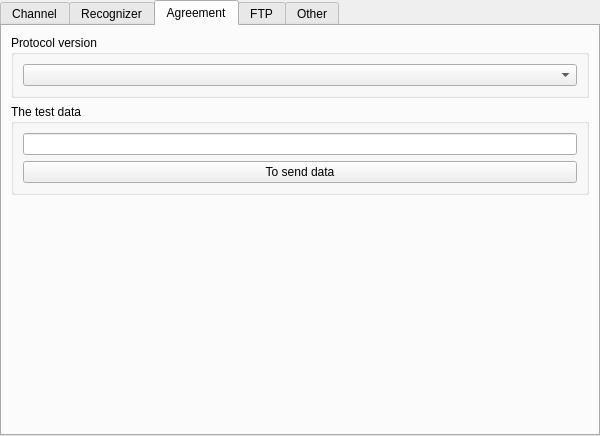
This is MainUI/systemsetting.ui in 519984307/Container_20191221 as Qt 5 draws it before an edit. The edited form follows.
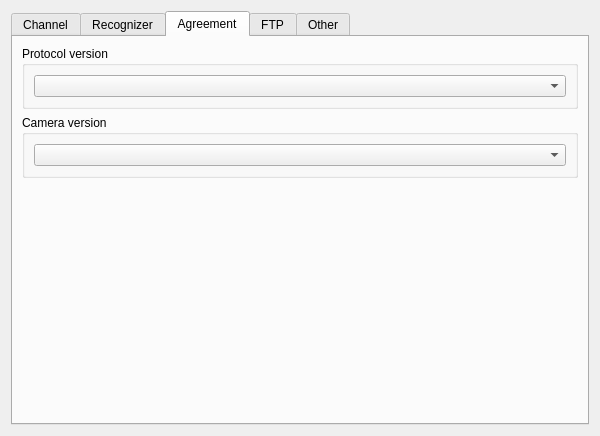
This is the edited form. The open tabs and pages were chosen to show the change.

The edit to the form file:
```diff
--- a/MainUI/systemsetting.ui
+++ b/MainUI/systemsetting.ui
@@ -13,22 +13,7 @@
   <property name="windowTitle">
    <string>Form</string>
   </property>
-  <layout class="QGridLayout" name="gridLayout">
-   <property name="leftMargin">
-    <number>0</number>
-   </property>
-   <property name="topMargin">
-    <number>0</number>
-   </property>
-   <property name="rightMargin">
-    <number>0</number>
-   </property>
-   <property name="bottomMargin">
-    <number>0</number>
-   </property>
-   <property name="spacing">
-    <number>0</number>
-   </property>
+  <layout class="QGridLayout" name="gridLayout_4">
    <item row="0" column="0">
     <widget class="QTabWidget" name="tabWidget">
      <property name="currentIndex">
@@ -318,7 +303,7 @@
       <attribute name="title">
        <string>Agreement</string>
       </attribute>
-      <layout class="QGridLayout" name="gridLayout_15">
+      <layout class="QGridLayout" name="gridLayout">
        <item row="0" column="0">
         <widget class="QGroupBox" name="groupBox_8">
          <property name="title">
@@ -334,18 +319,11 @@
        <item row="1" column="0">
         <widget class="QGroupBox" name="groupBox_9">
          <property name="title">
-          <string>The test data</string>
+          <string>Camera version</string>
          </property>
          <layout class="QGridLayout" name="gridLayout_14">
           <item row="0" column="0">
-           <widget class="QLineEdit" name="lineEdit_4"/>
-          </item>
-          <item row="1" column="0">
-           <widget class="QPushButton" name="pushButton_3">
-            <property name="text">
-             <string>To send data</string>
-            </property>
-           </widget>
+           <widget class="QComboBox" name="comboBox_5"/>
           </item>
          </layout>
         </widget>
```
Left out of the diff: 2 changed lines with no effect on the pictures.
